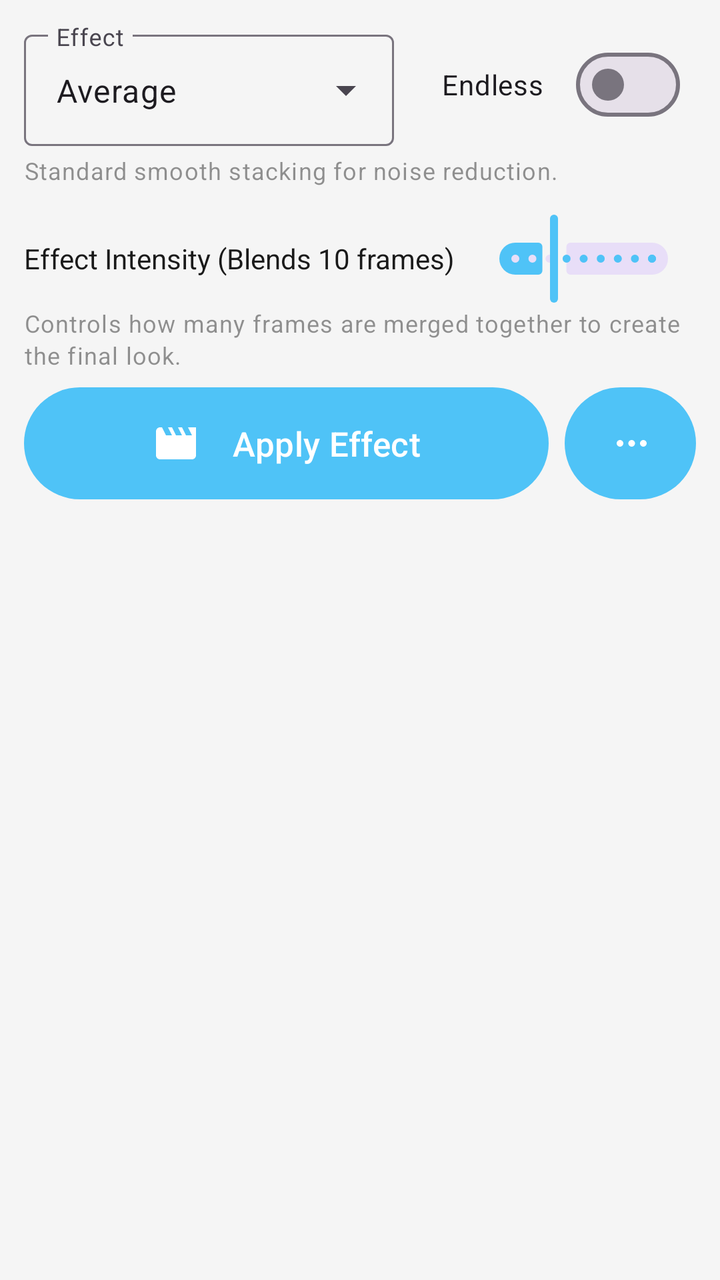
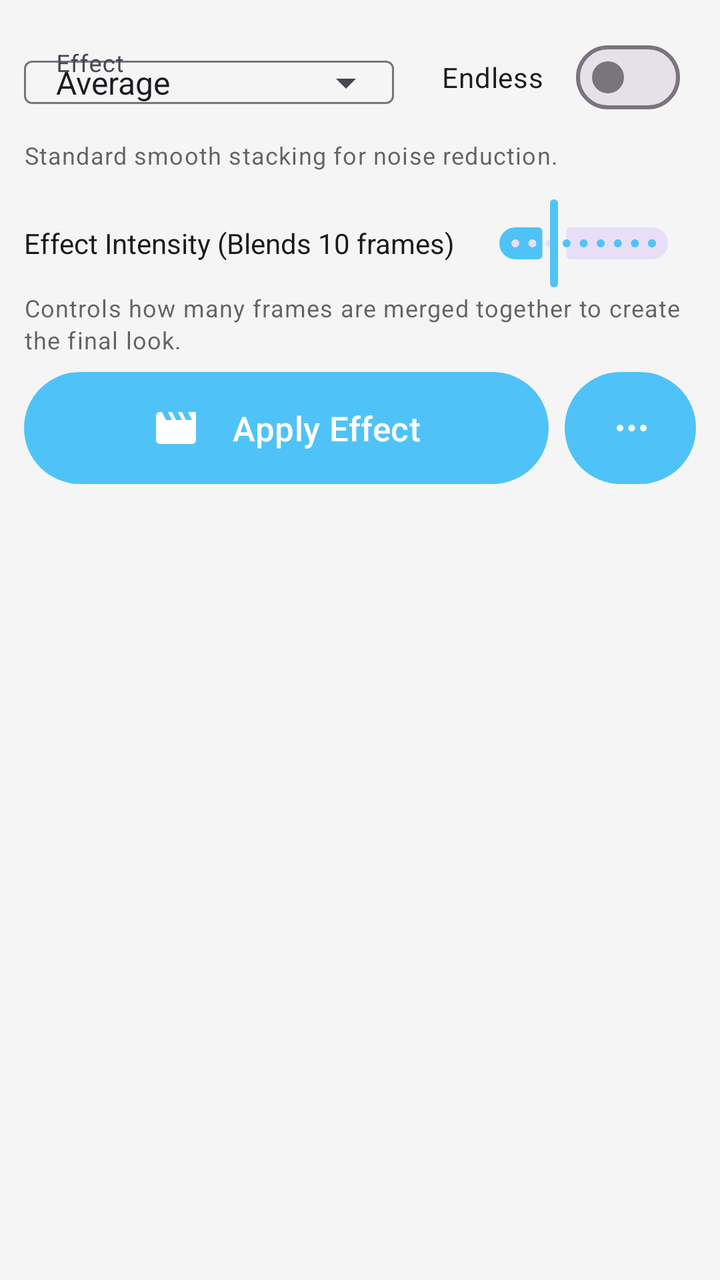

Compare the two renders of this Android layout. The source of the first and the diff that turns it into the second are given below.
<!-- AndroidManifest.xml: application theme Theme.TimeLapse -->
<!-- res/layout/tray_studio.xml -->
<?xml version="1.0" encoding="utf-8"?>
<LinearLayout
    xmlns:android="http://schemas.android.com/apk/res/android"
    xmlns:app="http://schemas.android.com/apk/res-auto"
    style="@style/Widget.App.Tray"
    android:descendantFocusability="afterDescendants">

    
    <LinearLayout
        android:layout_width="match_parent"
        android:layout_height="wrap_content"
        android:orientation="horizontal"
        android:gravity="center_vertical">

        <com.google.android.material.textfield.TextInputLayout
            android:id="@+id/spinnerEffectLayout"
            style="@style/Widget.Material3.TextInputLayout.OutlinedBox.ExposedDropdownMenu"
            android:layout_width="0dp"
            android:layout_height="wrap_content"
            android:layout_weight="1"
            android:hint="@string/label_effect"
            app:endIconMode="dropdown_menu"
            app:endIconDrawable="@drawable/ic_dropdown_arrow">

            <AutoCompleteTextView
                android:id="@+id/spinnerEffect"
                android:layout_width="match_parent"
                android:layout_height="wrap_content"
                android:inputType="none"
                android:text="Average"
                android:textSize="16sp"
                android:focusable="false"
                android:focusableInTouchMode="false"
                android:clickable="true" />
        </com.google.android.material.textfield.TextInputLayout>

        <com.google.android.material.materialswitch.MaterialSwitch
            android:id="@+id/switchEndless"
            android:layout_width="wrap_content"
            android:layout_height="wrap_content"
            android:layout_marginStart="16dp"
            android:minHeight="48dp"
            android:padding="8dp"
            android:text="@string/label_endless"
            android:textSize="14sp" />

    </LinearLayout>

    
    <TextView
        android:id="@+id/textEffectDescription"
        android:layout_width="match_parent"
        android:layout_height="wrap_content"
        android:layout_marginTop="4dp"
        android:text="Standard smooth stacking for noise reduction."
        style="@style/TextAppearance.TimeLapse.Helper" />

    
    <TextView
        android:id="@+id/textNoneEffectHelper"
        android:layout_width="match_parent"
        android:layout_height="wrap_content"
        android:layout_marginTop="4dp"
        android:text="Standard Video (Applies your crop, rotation, and stabilization)"
        style="@style/TextAppearance.TimeLapse.Helper"
        android:visibility="gone" />

    
    <LinearLayout
        android:layout_width="match_parent"
        android:layout_height="wrap_content"
        android:layout_marginTop="12dp"
        android:orientation="horizontal"
        android:gravity="center_vertical">

        <TextView
            android:id="@+id/textSamplingLabel"
            android:layout_width="wrap_content"
            android:layout_height="wrap_content"
            android:text="Effect Intensity (Blends 10 frames)"
            android:textColor="?attr/colorOnSurface"
            android:textSize="14sp" />

        <com.google.android.material.slider.Slider
            android:id="@+id/sliderSampling"
            android:layout_width="0dp"
            android:layout_height="wrap_content"
            android:layout_weight="1"
            android:layout_marginStart="8dp"
            android:stepSize="1"
            android:value="10"
            android:valueFrom="2"
            android:valueTo="30" />

    </LinearLayout>

    
    <TextView
        android:id="@+id/textHelperStacking"
        android:layout_width="match_parent"
        android:layout_height="wrap_content"
        android:text="Controls how many frames are merged together to create the final look."
        style="@style/TextAppearance.TimeLapse.Helper" />

    
    <TextView
        android:id="@+id/tvSpeedSummary"
        android:layout_width="match_parent"
        android:layout_height="wrap_content"
        android:textAlignment="center"
        android:textColor="?attr/colorSecondary"
        android:textStyle="bold"
        android:textSize="14sp"
        android:layout_marginTop="8dp"
        android:layout_marginBottom="4dp"
        android:visibility="gone"
        android:text="6x Speed (Skipping 5 frames between captures)" />

    
    <LinearLayout
        android:id="@+id/splitPillGenerate"
        android:layout_width="match_parent"
        android:layout_height="56dp"
        android:layout_marginTop="8dp"
        android:orientation="horizontal"
        android:weightSum="10">

        
        <com.google.android.material.button.MaterialButton
            android:id="@+id/btnGenerate"
            style="@style/Widget.Material3.Button"
            android:layout_width="0dp"
            android:layout_height="match_parent"
            android:layout_weight="8"
            android:layout_marginEnd="4dp"
            android:text="@string/generate_video"
            android:textColor="?attr/colorOnPrimary"
            android:textSize="17sp"
            android:gravity="center"
            android:insetTop="0dp"
            android:insetBottom="0dp"
            app:icon="@drawable/ic_movie"
            app:iconSize="24dp"
            app:iconPadding="16dp"
            app:iconGravity="textStart"
            app:iconTint="?attr/colorOnPrimary"
            app:backgroundTint="?attr/colorPrimary"
            app:cornerRadius="28dp" />

        
        <com.google.android.material.button.MaterialButton
            android:id="@+id/btnGenerateMenu"
            style="@style/Widget.Material3.Button"
            android:layout_width="0dp"
            android:layout_height="match_parent"
            android:layout_weight="2"
            android:layout_marginStart="4dp"
            android:insetTop="0dp"
            android:insetBottom="0dp"
            android:padding="0dp"
            android:contentDescription="Generate options"
            app:icon="@drawable/ic_three_dots"
            app:iconSize="20dp"
            app:iconPadding="0dp"
            app:iconGravity="textStart"
            app:iconTint="?attr/colorOnPrimary"
            app:backgroundTint="?attr/colorPrimary"
            app:cornerRadius="28dp" />
    </LinearLayout>

</LinearLayout>
<!-- resources referenced by this layout -->
<resources>
  <!-- drawable ic_dropdown_arrow (drawable) -->
  <?xml version="1.0" encoding="utf-8"?>
  <vector xmlns:android="http://schemas.android.com/apk/res/android"
      android:width="24dp"
      android:height="24dp"
      android:viewportWidth="24"
      android:viewportHeight="24"
      android:tint="?attr/colorControlNormal">
      <path
          android:fillColor="@android:color/white"
          android:pathData="M7,10l5,5 5,-5z"/>
  </vector>
  <!-- drawable ic_movie (drawable) -->
  <vector xmlns:android="http://schemas.android.com/apk/res/android"
      android:width="24dp"
      android:height="24dp"
      android:viewportWidth="24.0"
      android:viewportHeight="24.0">
      <path
          android:fillColor="#FFFFFFFF"
          android:pathData="M18,4l2,4h-3l-2,-4h-2l2,4h-3l-2,-4H8l2,4H7L5,4H4c-1.1,0 -1.99,0.9 -1.99,2L2,18c0,1.1 0.9,2 2,2h16c1.1,0 2,-0.9 2,-2V4h-4z" />
  </vector>
  <!-- drawable ic_three_dots (drawable) -->
  <?xml version="1.0" encoding="utf-8"?>
  <vector xmlns:android="http://schemas.android.com/apk/res/android"
      android:width="24dp"
      android:height="24dp"
      android:viewportWidth="24"
      android:viewportHeight="24"
      android:tint="?attr/colorOnPrimary">
      
      <path
          android:fillColor="@android:color/white"
          android:pathData="M4,12c0,-1.1 0.9,-2 2,-2s2,0.9 2,2 -0.9,2 -2,2 -2,-0.9 -2,-2zM11,12c0,-1.1 0.9,-2 2,-2s2,0.9 2,2 -0.9,2 -2,2 -2,-0.9 -2,-2zM18,12c0,-1.1 0.9,-2 2,-2s2,0.9 2,2 -0.9,2 -2,2 -2,-0.9 -2,-2z"/>
  </vector>
  <string name="generate_video">Apply Effect</string>
  <string name="label_effect">Effect</string>
  <string name="label_endless">Endless</string>
  <style name="TextAppearance.TimeLapse.Helper" parent="TextAppearance.Material3.BodySmall">
          <item name="android:textColor">@color/colorHelperText</item>
          <item name="android:textSize">12sp</item>
          <item name="android:alpha">0.7</item>
      </style>
  <style name="Widget.App.Tray" parent="">
          <item name="android:layout_width">match_parent</item>
          <item name="android:layout_height">wrap_content</item>
          <item name="android:orientation">vertical</item>
          <item name="android:padding">12dp</item>
          <item name="android:background">@color/colorTrayBackground</item>
      </style>
  <style name="Theme.TimeLapse" parent="Theme.Material3.Light.NoActionBar">
          
          <item name="colorPrimary">@color/colorPrimary</item>
          <item name="colorPrimaryVariant">@color/colorPrimaryVariant</item>
          <item name="colorOnPrimary">@color/colorOnPrimary</item>
          <item name="colorSecondary">@color/colorSecondary</item>
          <item name="colorOnSecondary">@color/colorOnSecondary</item>
          <item name="android:colorBackground">@color/colorBackground</item>
          <item name="colorSurface">@color/colorSurface</item>
          <item name="colorOnSurface">@color/colorOnSurface</item>
          <item name="colorOnBackground">@color/colorOnBackground</item>
          
          
          <item name="android:statusBarColor">@android:color/transparent</item>
          <item name="android:windowLightStatusBar" tools:targetApi="m">true</item>
          
          
          <item name="android:navigationBarColor">@color/nav_background</item>
          <item name="android:windowLightNavigationBar" tools:targetApi="o_mr1">true</item>
      </style>
  <color name="colorHelperText">#99000000</color>
  <color name="colorTrayBackground">#F5F5F5</color>
  <color name="colorPrimary">#4FC3F7</color>
  <color name="colorPrimaryVariant">#29B6F6</color>
  <color name="colorOnPrimary">#FFFFFF</color>
  <color name="colorSecondary">#4FC3F7</color>
  <color name="colorOnSecondary">#FFFFFF</color>
  <color name="colorBackground">#FFFFFF</color>
  <color name="colorSurface">#F5F5F5</color>
  <color name="colorOnSurface">#1A1A1A</color>
  <color name="colorOnBackground">#1A1A1A</color>
  <color name="nav_background">#FFFFFF</color>
</resources>

<!-- the commit's change to res/layout/tray_studio.xml (unified diff, before → after) -->
@@ -14,24 +14,27 @@
 
         <com.google.android.material.textfield.TextInputLayout
             android:id="@+id/spinnerEffectLayout"
-            style="@style/Widget.Material3.TextInputLayout.OutlinedBox.ExposedDropdownMenu"
+            style="@style/Widget.Material3.TextInputLayout.OutlinedBox"
             android:layout_width="0dp"
             android:layout_height="wrap_content"
             android:layout_weight="1"
             android:hint="@string/label_effect"
-            app:endIconMode="dropdown_menu"
+            app:endIconMode="custom"
             app:endIconDrawable="@drawable/ic_dropdown_arrow">
 
             <AutoCompleteTextView
                 android:id="@+id/spinnerEffect"
                 android:layout_width="match_parent"
                 android:layout_height="wrap_content"
+                android:paddingStart="16dp"
                 android:inputType="none"
                 android:text="Average"
                 android:textSize="16sp"
                 android:focusable="false"
                 android:focusableInTouchMode="false"
-                android:clickable="true" />
+                android:clickable="true"
+                android:ellipsize="end"
+                android:maxLines="1" />
         </com.google.android.material.textfield.TextInputLayout>
 
         <com.google.android.material.materialswitch.MaterialSwitch
<!-- resource entries referenced after the edit -->
@@ -6,10 +6,9 @@
       android:width="24dp"
       android:height="24dp"
       android:viewportWidth="24"
-      android:viewportHeight="24"
-      android:tint="?attr/colorControlNormal">
+      android:viewportHeight="24">
       <path
-          android:fillColor="@android:color/white"
+          android:fillColor="?attr/colorOnSurface"
           android:pathData="M7,10l5,5 5,-5z"/>
   </vector>
   <!-- drawable ic_movie (drawable) -->
@@ -41,7 +40,7 @@
   <style name="TextAppearance.TimeLapse.Helper" parent="TextAppearance.Material3.BodySmall">
           <item name="android:textColor">@color/colorHelperText</item>
           <item name="android:textSize">12sp</item>
-          <item name="android:alpha">0.7</item>
+          
       </style>
   <style name="Widget.App.Tray" parent="">
           <item name="android:layout_width">match_parent</item>
